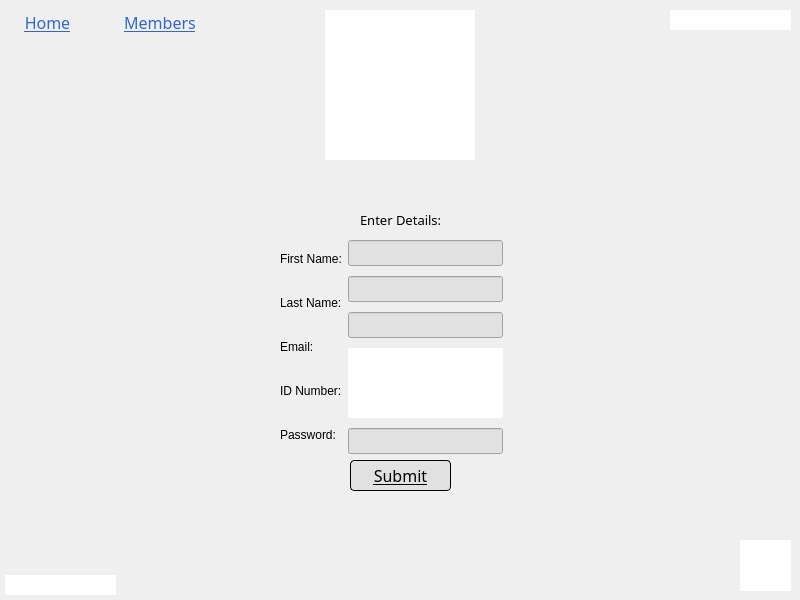
Qt form add_new_member_screen.ui (MrCooperGit/Assessment-2_Library-Management-System) before a commit.
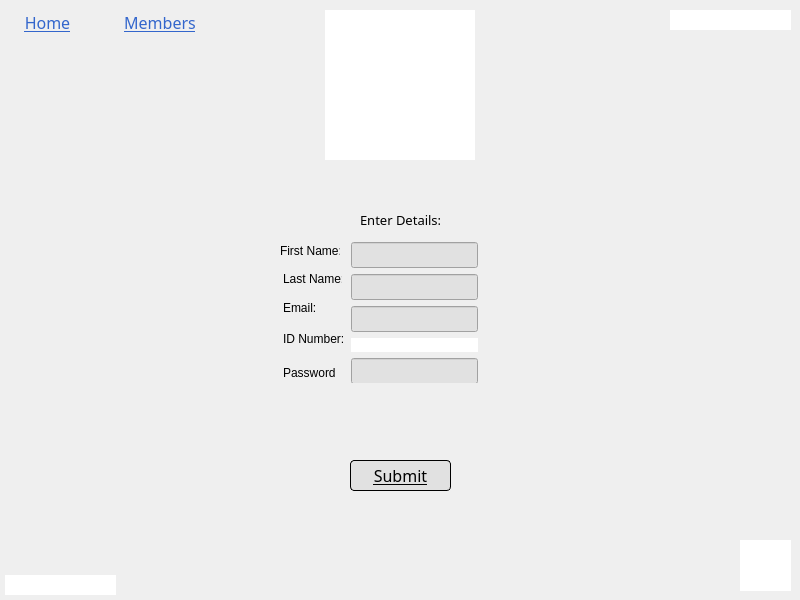
The same form after that commit.

Commit message: Fixed label spacing across multiple screens

The edit to the form file:
```diff
--- a/add_new_member_screen.ui
+++ b/add_new_member_screen.ui
@@ -200,141 +200,160 @@
     <set>Qt::AlignLeading|Qt::AlignLeft|Qt::AlignVCenter</set>
    </property>
   </widget>
-  <widget class="QWidget" name="layoutWidget">
+  <widget class="QWidget" name="">
    <property name="geometry">
     <rect>
-     <x>280</x>
-     <y>240</y>
-     <width>223</width>
-     <height>214</height>
+     <x>351</x>
+     <y>242</y>
+     <width>127</width>
+     <height>141</height>
     </rect>
    </property>
-   <layout class="QHBoxLayout" name="horizontalLayout">
+   <layout class="QVBoxLayout" name="verticalLayout">
     <item>
-     <layout class="QVBoxLayout" name="verticalLayout_2">
-      <item>
-       <widget class="QLabel" name="label_2">
-        <property name="text">
-         <string>First Name:</string>
-        </property>
-       </widget>
-      </item>
-      <item>
-       <widget class="QLabel" name="label_3">
-        <property name="text">
-         <string>Last Name:</string>
-        </property>
-       </widget>
-      </item>
-      <item>
-       <widget class="QLabel" name="label_4">
-        <property name="text">
-         <string>Email:</string>
-        </property>
-       </widget>
-      </item>
-      <item>
-       <widget class="QLabel" name="label_5">
-        <property name="text">
-         <string>ID Number:</string>
-        </property>
-       </widget>
-      </item>
-      <item>
-       <widget class="QLabel" name="label_6">
-        <property name="text">
-         <string>Password:</string>
-        </property>
-       </widget>
-      </item>
-     </layout>
+     <widget class="QLineEdit" name="lineEdit_firstName">
+      <property name="font">
+       <font>
+        <family>Italic Outline Art</family>
+        <pointsize>10</pointsize>
+       </font>
+      </property>
+      <property name="styleSheet">
+       <string notr="true">background: #E1E1E1;</string>
+      </property>
+      <property name="text">
+       <string/>
+      </property>
+     </widget>
     </item>
     <item>
-     <layout class="QVBoxLayout" name="verticalLayout">
-      <property name="spacing">
-       <number>10</number>
+     <widget class="QLineEdit" name="lineEdit_lastName">
+      <property name="font">
+       <font>
+        <family>Italic Outline Art</family>
+        <pointsize>10</pointsize>
+       </font>
       </property>
-      <item>
-       <widget class="QLineEdit" name="lineEdit_firstName">
-        <property name="font">
-         <font>
-          <family>Italic Outline Art</family>
-          <pointsize>10</pointsize>
-         </font>
-        </property>
-        <property name="styleSheet">
-         <string notr="true">background: #E1E1E1;</string>
-        </property>
-        <property name="text">
-         <string/>
-        </property>
-       </widget>
-      </item>
-      <item>
-       <widget class="QLineEdit" name="lineEdit_lastName">
-        <property name="font">
-         <font>
-          <family>Italic Outline Art</family>
-          <pointsize>10</pointsize>
-         </font>
-        </property>
-        <property name="styleSheet">
-         <string notr="true">background: #E1E1E1;</string>
-        </property>
-        <property name="text">
-         <string/>
-        </property>
-       </widget>
-      </item>
-      <item>
-       <widget class="QLineEdit" name="lineEdit_email">
-        <property name="font">
-         <font>
-          <family>Italic Outline Art</family>
-          <pointsize>10</pointsize>
-         </font>
-        </property>
-        <property name="styleSheet">
-         <string notr="true">background: #E1E1E1;</string>
-        </property>
-        <property name="text">
-         <string/>
-        </property>
-       </widget>
-      </item>
-      <item>
-       <widget class="QLabel" name="label_idNumber">
-        <property name="styleSheet">
-         <string notr="true">background-color: rgb(255, 255, 255);</string>
-        </property>
-        <property name="text">
-         <string/>
-        </property>
-       </widget>
-      </item>
-      <item>
-       <widget class="QLineEdit" name="lineEdit_password">
-        <property name="font">
-         <font>
-          <family>Italic Outline Art</family>
-          <pointsize>10</pointsize>
-         </font>
-        </property>
-        <property name="styleSheet">
-         <string notr="true">background: #E1E1E1;</string>
-        </property>
-        <property name="text">
-         <string/>
-        </property>
-        <property name="echoMode">
-         <enum>QLineEdit::Password</enum>
-        </property>
-       </widget>
-      </item>
-     </layout>
+      <property name="styleSheet">
+       <string notr="true">background: #E1E1E1;</string>
+      </property>
+      <property name="text">
+       <string/>
+      </property>
+     </widget>
+    </item>
+    <item>
+     <widget class="QLineEdit" name="lineEdit_email">
+      <property name="font">
+       <font>
+        <family>Italic Outline Art</family>
+        <pointsize>10</pointsize>
+       </font>
+      </property>
+      <property name="styleSheet">
+       <string notr="true">background: #E1E1E1;</string>
+      </property>
+      <property name="text">
+       <string/>
+      </property>
+     </widget>
+    </item>
+    <item>
+     <widget class="QLabel" name="label_idNumber">
+      <property name="styleSheet">
+       <string notr="true">background-color: rgb(255, 255, 255);</string>
+      </property>
+      <property name="text">
+       <string/>
+      </property>
+     </widget>
+    </item>
+    <item>
+     <widget class="QLineEdit" name="lineEdit_password">
+      <property name="font">
+       <font>
+        <family>Italic Outline Art</family>
+        <pointsize>10</pointsize>
+       </font>
+      </property>
+      <property name="styleSheet">
+       <string notr="true">background: #E1E1E1;</string>
+      </property>
+      <property name="text">
+       <string/>
+      </property>
+      <property name="echoMode">
+       <enum>QLineEdit::Password</enum>
+      </property>
+     </widget>
     </item>
    </layout>
   </widget>
+  <widget class="QLabel" name="label_2">
+   <property name="geometry">
+    <rect>
+     <x>280</x>
+     <y>243</y>
+     <width>60</width>
+     <height>16</height>
+    </rect>
+   </property>
+   <property name="text">
+    <string>First Name:</string>
+   </property>
+  </widget>
+  <widget class="QLabel" name="label_3">
+   <property name="geometry">
+    <rect>
+     <x>283</x>
+     <y>271</y>
+     <width>59</width>
+     <height>16</height>
+    </rect>
+   </property>
+   <property name="text">
+    <string>Last Name:</string>
+   </property>
+  </widget>
+  <widget class="QLabel" name="label_4">
+   <property name="geometry">
+    <rect>
+     <x>283</x>
+     <y>300</y>
+     <width>32</width>
+     <height>16</height>
+    </rect>
+   </property>
+   <property name="text">
+    <string>Email:</string>
+   </property>
+  </widget>
+  <widget class="QLabel" name="label_5">
+   <property name="geometry">
+    <rect>
+     <x>283</x>
+     <y>331</y>
+     <width>61</width>
+     <height>16</height>
+    </rect>
+   </property>
+   <property name="text">
+    <string>ID Number:</string>
+   </property>
+  </widget>
+  <widget class="QLabel" name="label_6">
+   <property name="geometry">
+    <rect>
+     <x>283</x>
+     <y>365</y>
+     <width>53</width>
+     <height>16</height>
+    </rect>
+   </property>
+   <property name="text">
+    <string>Password:</string>
+   </property>
+  </widget>
  </widget>
  <resources/>
  <connections/>
```
The commit also changes 3 other files.
